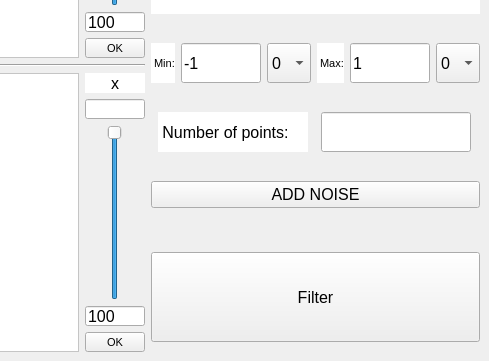
The window that main_win.ui (z-shigaev/Fourier-filtering) describes before a commit, drawn with Qt 5; both pictures show x 737 to 1226 and y 523 to 884 of the 1226 by 884 pixel window.
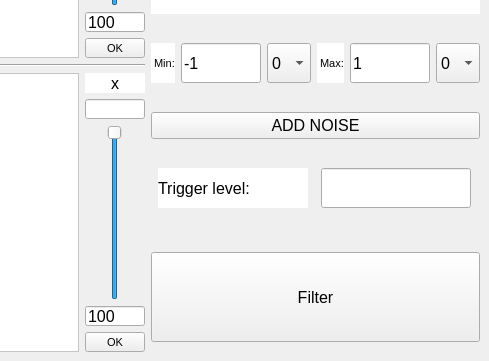
The same window after the commit.

```diff
--- a/main_win.ui
+++ b/main_win.ui
@@ -1286,6 +1286,24 @@
         </item>
        </layout>
       </item>
+      <item>
+       <widget class="QPushButton" name="btn_Add_noise">
+        <property name="maximumSize">
+         <size>
+          <width>1000</width>
+          <height>16777215</height>
+         </size>
+        </property>
+        <property name="font">
+         <font>
+          <pointsize>12</pointsize>
+         </font>
+        </property>
+        <property name="text">
+         <string>ADD NOISE</string>
+        </property>
+       </widget>
+      </item>
       <item>
        <layout class="QHBoxLayout" name="horizontalLayout_2">
         <item>
@@ -1317,7 +1335,7 @@
            <string notr="true">background-color: rgb(255, 255, 255);</string>
           </property>
           <property name="text">
-           <string> Number of points:  </string>
+           <string>Trigger level:</string>
           </property>
          </widget>
         </item>
@@ -1345,24 +1363,6 @@
         </item>
        </layout>
       </item>
-      <item>
-       <widget class="QPushButton" name="btn_Add_noise">
-        <property name="maximumSize">
-         <size>
-          <width>1000</width>
-          <height>16777215</height>
-         </size>
-        </property>
-        <property name="font">
-         <font>
-          <pointsize>12</pointsize>
-         </font>
-        </property>
-        <property name="text">
-         <string>ADD NOISE</string>
-        </property>
-       </widget>
-      </item>
       <item>
        <widget class="QPushButton" name="btn_Filter">
         <property name="minimumSize">
```
Left out of the diff: 6 changed lines with no effect on the pictures.
